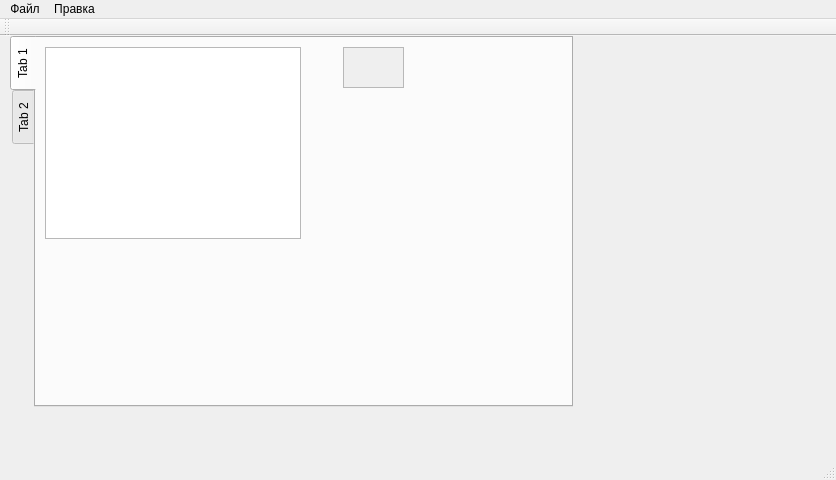
ImTema/createAndroidTest, file mainwindow.ui: the form before one commit.
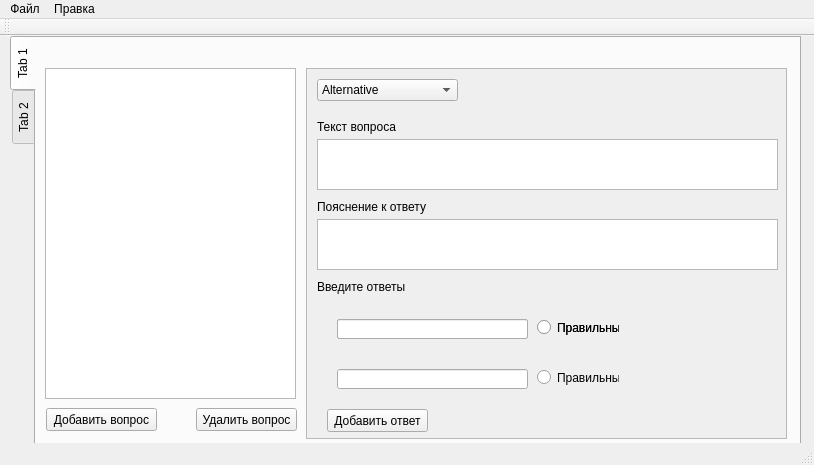
The form after the commit.

The edit to the form file:
```diff
--- a/mainwindow.ui
+++ b/mainwindow.ui
@@ -6,8 +6,8 @@
    <rect>
     <x>0</x>
     <y>0</y>
-    <width>836</width>
-    <height>480</height>
+    <width>814</width>
+    <height>465</height>
    </rect>
   </property>
   <property name="windowTitle">
@@ -19,8 +19,8 @@
      <rect>
       <x>10</x>
       <y>0</y>
-      <width>563</width>
-      <height>371</height>
+      <width>791</width>
+      <height>411</height>
      </rect>
     </property>
     <property name="tabPosition">
@@ -37,19 +37,19 @@
       <property name="geometry">
        <rect>
         <x>9</x>
-        <y>9</y>
-        <width>256</width>
-        <height>192</height>
+        <y>30</y>
+        <width>251</width>
+        <height>331</height>
        </rect>
       </property>
      </widget>
      <widget class="QScrollArea" name="scrollArea">
       <property name="geometry">
        <rect>
-        <x>307</x>
-        <y>9</y>
-        <width>61</width>
-        <height>41</height>
+        <x>270</x>
+        <y>30</y>
+        <width>481</width>
+        <height>371</height>
        </rect>
       </property>
       <property name="widgetResizable">
@@ -60,12 +60,259 @@
         <rect>
          <x>0</x>
          <y>0</y>
-         <width>59</width>
-         <height>39</height>
+         <width>479</width>
+         <height>369</height>
         </rect>
        </property>
+       <widget class="QComboBox" name="comboBox">
+        <property name="geometry">
+         <rect>
+          <x>10</x>
+          <y>10</y>
+          <width>141</width>
+          <height>22</height>
+         </rect>
+        </property>
+        <item>
+         <property name="text">
+          <string>Alternative</string>
+         </property>
+        </item>
+        <item>
+         <property name="text">
+          <string>Checkbox</string>
+         </property>
+        </item>
+        <item>
+         <property name="text">
+          <string>Radio</string>
+         </property>
+        </item>
+        <item>
+         <property name="text">
+          <string>Matching</string>
+         </property>
+        </item>
+        <item>
+         <property name="text">
+          <string>Sequence</string>
+         </property>
+        </item>
+        <item>
+         <property name="text">
+          <string>Short Answer</string>
+         </property>
+        </item>
+       </widget>
+       <widget class="QLabel" name="label">
+        <property name="geometry">
+         <rect>
+          <x>10</x>
+          <y>50</y>
+          <width>81</width>
+          <height>16</height>
+         </rect>
+        </property>
+        <property name="text">
+         <string>Текст вопроса</string>
+        </property>
+       </widget>
+       <widget class="QTextEdit" name="textEdit">
+        <property name="geometry">
+         <rect>
+          <x>10</x>
+          <y>70</y>
+          <width>461</width>
+          <height>51</height>
+         </rect>
+        </property>
+       </widget>
+       <widget class="QLabel" name="label_2">
+        <property name="geometry">
+         <rect>
+          <x>10</x>
+          <y>130</y>
+          <width>111</width>
+          <height>16</height>
+         </rect>
+        </property>
+        <property name="text">
+         <string>Пояснение к ответу</string>
+        </property>
+       </widget>
+       <widget class="QTextEdit" name="textEdit_2">
+        <property name="geometry">
+         <rect>
+          <x>10</x>
+          <y>150</y>
+          <width>461</width>
+          <height>51</height>
+         </rect>
+        </property>
+       </widget>
+       <widget class="QLabel" name="label_3">
+        <property name="geometry">
+         <rect>
+          <x>10</x>
+          <y>210</y>
+          <width>91</width>
+          <height>16</height>
+         </rect>
+        </property>
+        <property name="text">
+         <string>Введите ответы</string>
+        </property>
+       </widget>
+       <widget class="QWidget" name="widget" native="true">
+        <property name="geometry">
+         <rect>
+          <x>10</x>
+          <y>230</y>
+          <width>421</width>
+          <height>111</height>
+         </rect>
+        </property>
+        <widget class="QWidget" name="widget_2" native="true">
+         <property name="geometry">
+          <rect>
+           <x>10</x>
+           <y>10</y>
+           <width>401</width>
+           <height>41</height>
+          </rect>
+         </property>
+         <widget class="QRadioButton" name="radioButton">
+          <property name="geometry">
+           <rect>
+            <x>210</x>
+            <y>10</y>
+            <width>82</width>
+            <height>17</height>
+           </rect>
+          </property>
+          <property name="text">
+           <string>Правильный</string>
+          </property>
+         </widget>
+         <widget class="QLineEdit" name="lineEdit">
+          <property name="geometry">
+           <rect>
+            <x>10</x>
+            <y>10</y>
+            <width>191</width>
+            <height>20</height>
+           </rect>
+          </property>
+         </widget>
+         <widget class="QWidget" name="widget_3" native="true">
+          <property name="geometry">
+           <rect>
+            <x>0</x>
+            <y>0</y>
+            <width>401</width>
+            <height>41</height>
+           </rect>
+          </property>
+          <widget class="QRadioButton" name="radioButton_2">
+           <property name="geometry">
+            <rect>
+             <x>210</x>
+             <y>10</y>
+             <width>82</width>
+             <height>17</height>
+            </rect>
+           </property>
+           <property name="text">
+            <string>Правильный</string>
+           </property>
+          </widget>
+          <widget class="QLineEdit" name="lineEdit_2">
+           <property name="geometry">
+            <rect>
+             <x>10</x>
+             <y>10</y>
+             <width>191</width>
+             <height>20</height>
+            </rect>
+           </property>
+          </widget>
+         </widget>
+        </widget>
+        <widget class="QWidget" name="widget_4" native="true">
+         <property name="geometry">
+          <rect>
+           <x>10</x>
+           <y>60</y>
+           <width>401</width>
+           <height>41</height>
+          </rect>
+         </property>
+         <widget class="QRadioButton" name="radioButton_3">
+          <property name="geometry">
+           <rect>
+            <x>210</x>
+            <y>10</y>
+            <width>82</width>
+            <height>17</height>
+           </rect>
+          </property>
+          <property name="text">
+           <string>Правильный</string>
+          </property>
+         </widget>
+         <widget class="QLineEdit" name="lineEdit_3">
+          <property name="geometry">
+           <rect>
+            <x>10</x>
+            <y>10</y>
+            <width>191</width>
+            <height>20</height>
+           </rect>
+          </property>
+         </widget>
+        </widget>
+       </widget>
+       <widget class="QPushButton" name="pushButton_3">
+        <property name="geometry">
+         <rect>
+          <x>20</x>
+          <y>340</y>
+          <width>101</width>
+          <height>23</height>
+         </rect>
+        </property>
+        <property name="text">
+         <string>Добавить ответ</string>
+        </property>
+       </widget>
       </widget>
      </widget>
+     <widget class="QPushButton" name="pushButton">
+      <property name="geometry">
+       <rect>
+        <x>10</x>
+        <y>370</y>
+        <width>111</width>
+        <height>23</height>
+       </rect>
+      </property>
+      <property name="text">
+       <string>Добавить вопрос</string>
+      </property>
+     </widget>
+     <widget class="QPushButton" name="pushButton_2">
+      <property name="geometry">
+       <rect>
+        <x>160</x>
+        <y>370</y>
+        <width>101</width>
+        <height>23</height>
+       </rect>
+      </property>
+      <property name="text">
+       <string>Удалить вопрос</string>
+      </property>
+     </widget>
     </widget>
     <widget class="QWidget" name="tab_2">
      <attribute name="title">
@@ -79,7 +326,7 @@
     <rect>
      <x>0</x>
      <y>0</y>
-     <width>836</width>
+     <width>814</width>
      <height>21</height>
     </rect>
    </property>
```
Left out of the diff: 2 changed lines with no effect on the pictures.
